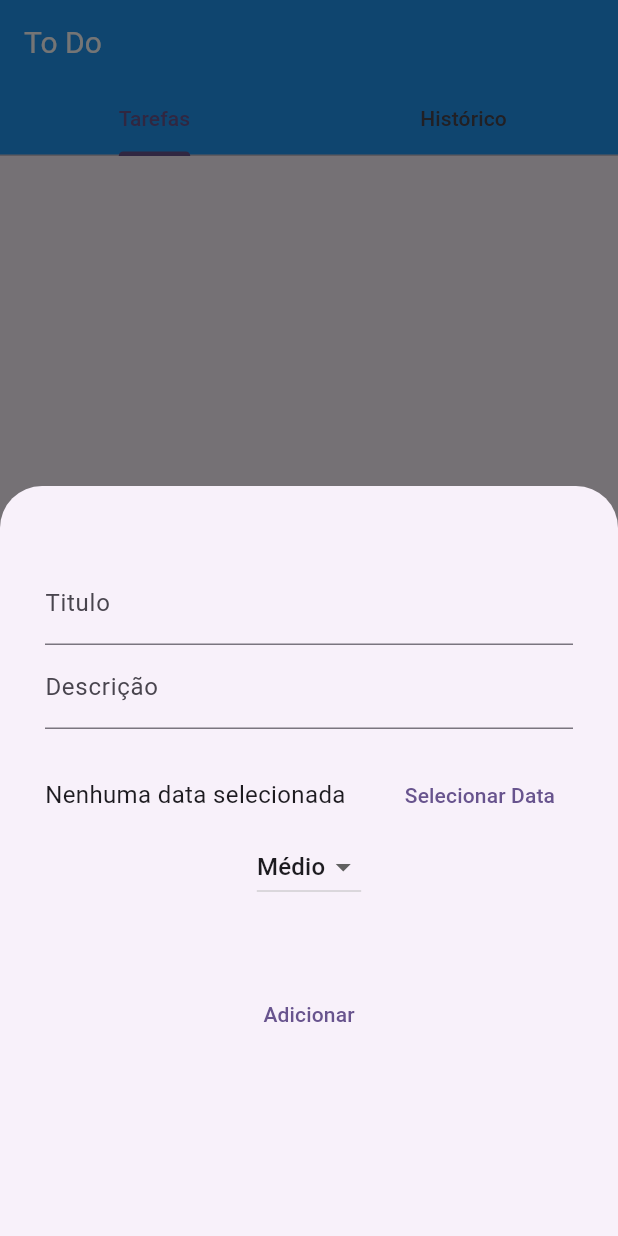
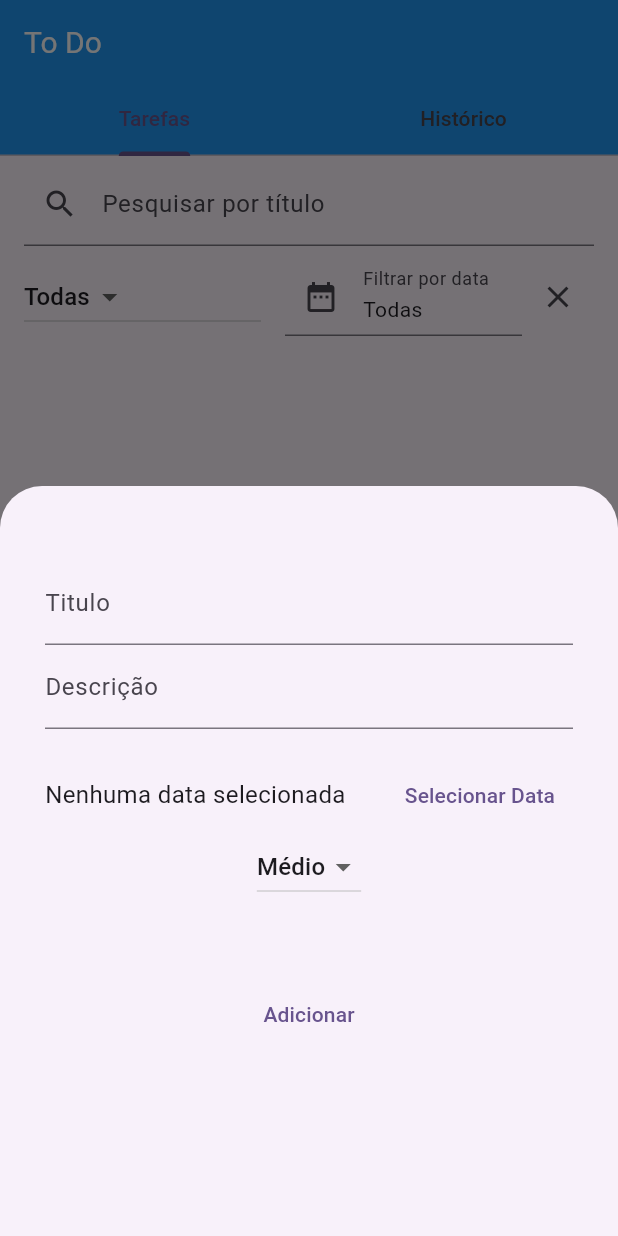
Before and after one commit to Caio0con/TrabalhoFlutterFinish, a Flutter app: the screen it shows after launch, after a tap on the "add" icon, on a phone screen of 412 x 824 dp. Run offline on Flutter 3.47's test engine with Material 3 defaults, Android fonts, the phone set to English and light mode, and no system bars; our stand-ins replace sqflite, sqflite_common_ffi; accounts and stored records are empty.

Commit message:
wip-filtro

```diff
--- a/lib/main.dart
+++ b/lib/main.dart
@@ -68,13 +68,47 @@ class ListaTodo extends StatefulWidget {
 
 class _ListaTodo extends State<ListaTodo> {
   List<Map<String, dynamic>> _listaTarefas = [];
+  List<Map<String, dynamic>> _tarefasFiltradas = [];
+  String _filtroTitulo = '';
+  String _filtroPrioridade = 'Todas';
+  DateTime? _filtroData;
 
   Future<void> _atualizarLista() async {
     final dados = await DataAccessObject.getTarefas();
-    print("Tarefas recuperadas: ${dados.length}");
     setState(() {
       _listaTarefas = dados;
+      _aplicarFiltro();
     });
+  }
+
+  void _aplicarFiltro() {
+    setState(() {
+      _tarefasFiltradas = _listaTarefas.where((tarefa) {
+        final tituloOk = _filtroTitulo.isEmpty ||
+            (tarefa['titulo']?.toLowerCase() ?? '').contains(_filtroTitulo.toLowerCase());
+        final prioridadeOk = _filtroPrioridade == 'Todas' ||
+            (tarefa['prioridade'] == _prioridadeParaChar(_filtroPrioridade));
+        final dataOk = _filtroData == null ||
+            (tarefa['data_vencimento'] != null &&
+             DateTime.tryParse(tarefa['data_vencimento'])?.day == _filtroData!.day &&
+             DateTime.tryParse(tarefa['data_vencimento'])?.month == _filtroData!.month &&
+             DateTime.tryParse(tarefa['data_vencimento'])?.year == _filtroData!.year);
+        return tituloOk && prioridadeOk && dataOk;
+      }).toList();
+    });
+  }
+
+  String _prioridadeParaChar(String prioridade) {
+    switch (prioridade) {
+      case 'Alta':
+        return 'A';
+      case 'Baixa':
+        return 'B';
+      case 'Média':
+        return 'M';
+      default:
+        return '';
+    }
   }
 
   @override
@@ -125,6 +159,92 @@ class _ListaTodo extends State<ListaTodo> {
   @override
   Widget build(BuildContext context) {
     return Scaffold(
+      appBar: PreferredSize(
+        preferredSize: const Size.fromHeight(120),
+        child: Column(
+          children: [
+            Padding(
+              padding: const EdgeInsets.symmetric(horizontal: 16, vertical: 4),
+              child: TextField(
+                decoration: const InputDecoration(
+                  labelText: 'Pesquisar por título',
+                  prefixIcon: Icon(Icons.search),
+                ),
+                onChanged: (value) {
+                  _filtroTitulo = value;
+                  _aplicarFiltro();
+                },
+              ),
+            ),
+            Padding(
+              padding: const EdgeInsets.symmetric(horizontal: 16, vertical: 4),
+              child: Row(
+                children: [
+                  Expanded(
+                    child: DropdownButton<String>(
+                      value: _filtroPrioridade,
+                      items: const [
+                        DropdownMenuItem(value: 'Todas', child: Text('Todas')),
+                        DropdownMenuItem(value: 'Alta', child: Text('Alta')),
+                        DropdownMenuItem(value: 'Média', child: Text('Média')),
+                        DropdownMenuItem(value: 'Baixa', child: Text('Baixa')),
+                      ],
+                      onChanged: (value) {
+                        if (value != null) {
+                          setState(() {
+                            _filtroPrioridade = value;
+                            _aplicarFiltro();
+                          });
+                        }
+                      },
+                    ),
+                  ),
+                  const SizedBox(width: 16),
+                  Expanded(
+                    child: InkWell(
+                      onTap: () async {
+                        DateTime? picked = await showDatePicker(
+                          context: context,
+                          initialDate: _filtroData ?? DateTime.now(),
+                          firstDate: DateTime(2000),
+                          lastDate: DateTime(2100),
+                        );
+                        setState(() {
+                          _filtroData = picked;
+                          _aplicarFiltro();
+                        });
+                      },
+                      child: InputDecorator(
+                        decoration: const InputDecoration(
+                          labelText: 'Filtrar por data',
+                          prefixIcon: Icon(Icons.date_range),
+                        ),
+                        child: Text(
+                          _filtroData == null
+                              ? 'Todas'
+                              : '${_filtroData!.day}/${_filtroData!.month}/${_filtroData!.year}',
+                        ),
+                      ),
+                    ),
+                  ),
+                  IconButton(
+                    icon: const Icon(Icons.clear),
+                    tooltip: 'Limpar filtros',
+                    onPressed: () {
+                      setState(() {
+                        _filtroTitulo = '';
+                        _filtroPrioridade = 'Todas';
+                        _filtroData = null;
+                        _aplicarFiltro();
+                      });
+                    },
+                  ),
+                ],
+              ),
+            ),
+          ],
+        ),
+      ),
       floatingActionButton: FloatingActionButton(
         onPressed: () {
           showModalBottomSheet(
@@ -146,13 +266,8 @@ class _ListaTodo extends State<ListaTodo> {
         elevation: 12,
         child: const Icon(Icons.add, color: Colors.white),
       ),
-      // appBar: AppBar(
-      //   title: const Text("To Do"),
-      //   backgroundColor: Colors.blue,
-      //   titleTextStyle: const TextStyle(color: Colors.white, fontSize: 20),
-      // ),
       body: TaskList(
-        tasks: _listaTarefas,
+        tasks: _tarefasFiltradas,
         onDelete: _excluirTarefa,
         onEdit: _editarTarefa,
         onTap: _finalizarTarefa,
```
